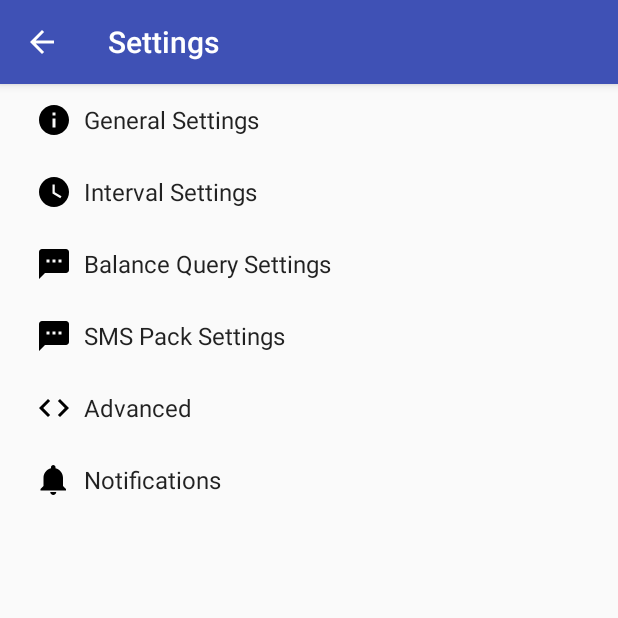
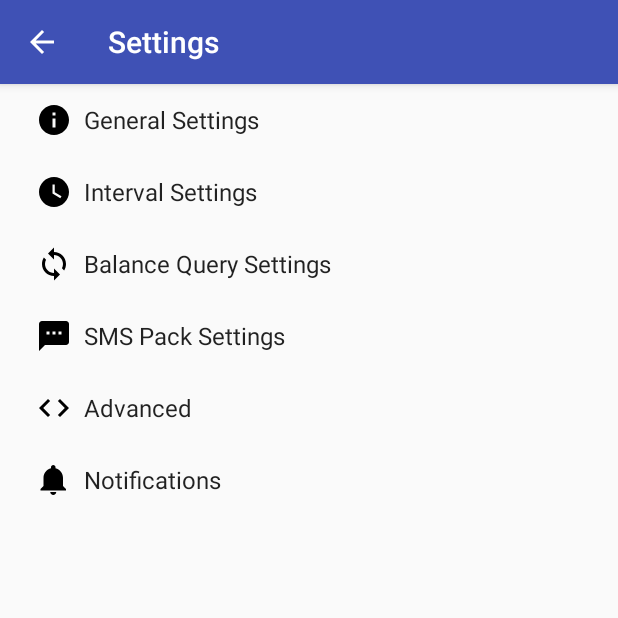
Before and after one commit to binokaryg/watchgate_android, an Android app: the SettingsActivity screen opened directly, with no data from a screen before it, on a phone screen of 412 x 824 dp, the top half of it. Run offline under Robolectric (Android 15) with nearby library versions, the phone set to English and light mode, and no system bars; libraries missing offline, so code that uses them is left out: com.mongodb.lang.

Commit message:
Getting data messages from FCM and showing notifications from app

```diff
--- a/app/build.gradle
+++ b/app/build.gradle
@@ -29,6 +29,7 @@ android {
 dependencies {
     implementation fileTree(dir: 'libs', include: ['*.jar'])
     implementation 'com.android.support:appcompat-v7:28.0.0'
+    implementation 'com.android.support:preference-v7:28.0.0'
     implementation 'com.android.support.constraint:constraint-layout:1.1.3'
     implementation 'com.android.support:support-v4:28.0.0'
     implementation 'com.android.support:support-vector-drawable:28.0.0'
--- a/app/src/main/AndroidManifest.xml
+++ b/app/src/main/AndroidManifest.xml
@@ -11,6 +11,9 @@
     <uses-permission android:name="android.permission.SEND_SMS" />
     <uses-permission android:name="android.permission.READ_PHONE_STATE" />
     <uses-permission android:name="android.permission.WRITE_EXTERNAL_STORAGE" />
+    <uses-permission android:name="android.permission.KILL_BACKGROUND_PROCESSES" />
+    <uses-permission android:name="com.google.android.c2dm.permission.RECEIVE" />
+    <uses-permission android:name="android.permission.WAKE_LOCK" />
 
     <application
         android:allowBackup="true"
@@ -47,7 +50,7 @@
         </receiver>
         <!-- Name of your Firebase ListenerService -->
         <service
-            android:name=".MyFirebaseMessagingService"
+            android:name=".service.GateOnFirebaseMessagingService"
             android:enabled="true"
             android:exported="true">
             <intent-filter>
--- a/app/src/main/java/com/binokary/watchgate/MainActivity.java
+++ b/app/src/main/java/com/binokary/watchgate/MainActivity.java
@@ -680,8 +680,7 @@ public class MainActivity extends AppCompatActivity {
         }
 
         CheckBox checkBox = (CheckBox) view;
-        final String topic = "topic1";
-        Log.d(TAG, (String) checkBox.getText());
+        final String topic = mSharedPreferences.getString("instance_name", "none");
 
         if (checkBox.isChecked()) {
             FirebaseMessaging.getInstance().subscribeToTopic(topic).addOnCompleteListener(new OnCompleteListener<Void>() {
--- a/app/src/main/res/xml/pref_headers.xml
+++ b/app/src/main/res/xml/pref_headers.xml
@@ -12,7 +12,7 @@
         android:title="@string/pref_header_interval" />
     <header
         android:fragment="com.binokary.watchgate.SettingsActivity$QueryPreferenceFragment"
-        android:icon="@drawable/ic_sms_black_24dp"
+        android:icon="@drawable/ic_sync_black_24dp"
         android:title="@string/pref_header_query" />
     <header
         android:fragment="com.binokary.watchgate.SettingsActivity$SMSPreferenceFragment"
--- /dev/null
+++ b/app/src/main/res/xml/pref_notifications.xml
@@ -0,0 +1,21 @@
+<PreferenceScreen xmlns:android="http://schemas.android.com/apk/res/android">
+
+    <!-- NOTE: EditTextPreference accepts EditText attributes. -->
+    <!-- NOTE: EditTextPreference's summary should be set to its value by the activity code. -->
+
+
+    <!-- NOTE: Hide buttons to simplify the UI. Users can touch outside the dialog to
+         dismiss it. -->
+    <!-- NOTE: ListPreference's summary should be set to its value by the activity code. -->
+
+    <SwitchPreference
+        android:defaultValue="false"
+        android:key="switch_preference_notification"
+        android:title="Subscribe" />
+    <EditTextPreference
+        android:defaultValue="medic.gateway.alert"
+        android:key="edit_text_preference_package"
+        android:selectAllOnFocus="true"
+        android:singleLine="true"
+        android:title="Package" />
+</PreferenceScreen>
```
Also changed, not shown: app/src/main/java/com/binokary/watchgate/MyFirebaseMessagingService.java (deleted, +0 -49 lines), app/src/main/java/com/binokary/watchgate/NotificationID.java (added, +10 -0 lines), app/src/main/java/com/binokary/watchgate/SettingsActivity.java (+66 -10 lines), app/src/main/java/com/binokary/watchgate/service/GateOnFirebaseMessagingService.java (added, +89 -0 lines).
